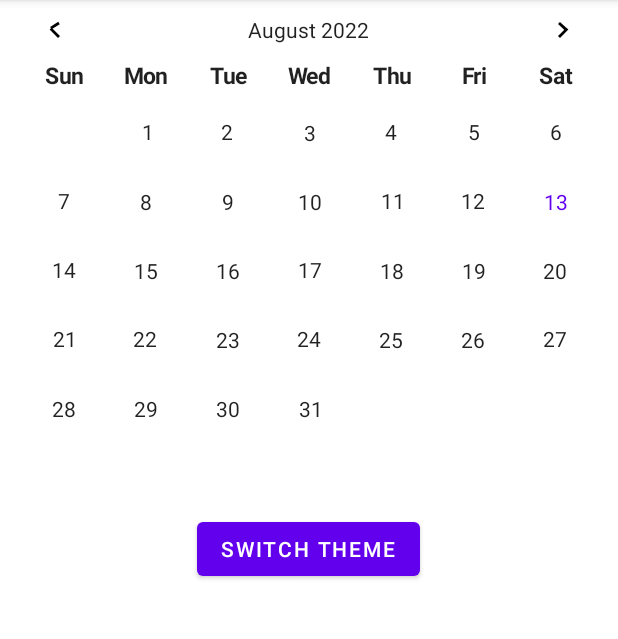
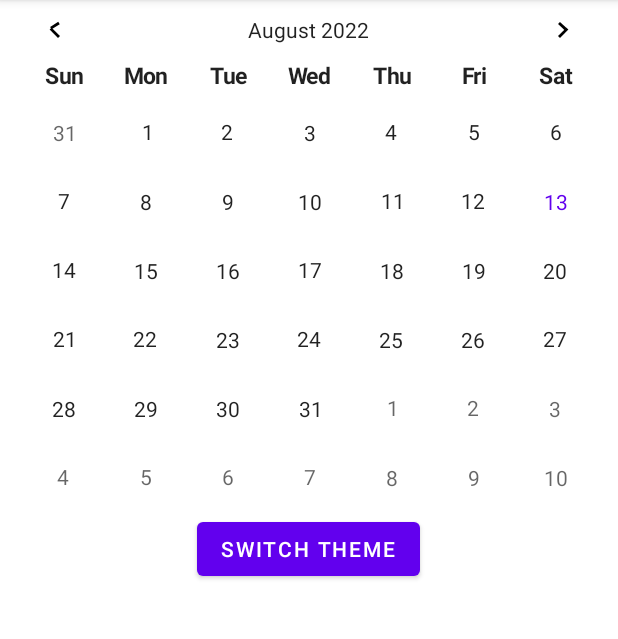
Before and after one commit to pelmenstar1/RangeCalendar, an Android app: the screen it shows after launch (MainActivity), on a phone screen of 412 x 824 dp, the part 84-723 px from its top. Run offline under Robolectric (Android 15) with nearby library versions, the phone set to English and light mode, and no system bars.

Commit message:
Release 0.9.3

```diff
--- a/demo/src/main/java/com/github/pelmenstar1/rangecalendar/demo/MainActivity.kt
+++ b/demo/src/main/java/com/github/pelmenstar1/rangecalendar/demo/MainActivity.kt
@@ -23,17 +23,5 @@ class MainActivity : AppCompatActivity(R.layout.activity_main) {
                 AppCompatDelegate.setDefaultNightMode(AppCompatDelegate.MODE_NIGHT_YES)
             }
         }
-
-        findViewById<RangeCalendarView>(R.id.rangeCalendar).also {
-            it.showAdjacentMonths = false
-            it.allowedSelectionTypes().customRange(false)
-
-            it.selectionView = MaterialButton(this).apply {
-                text = "Action"
-            }
-
-            it.commonAnimationDuration = 2000
-            it.hoverAnimationDuration = 1000
-        }
     }
 }
```
